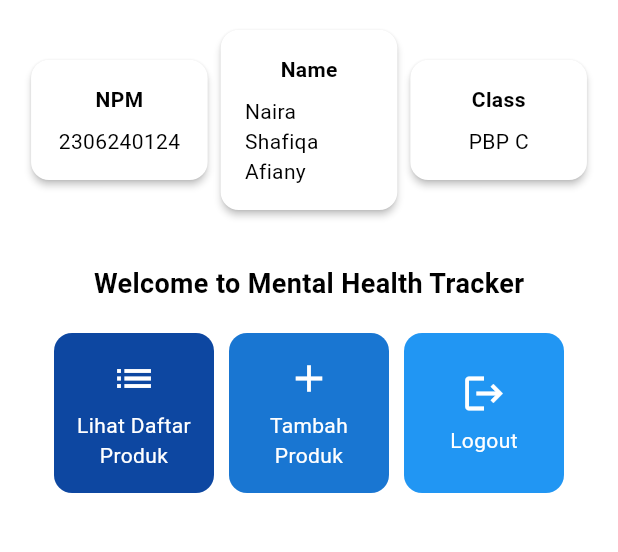
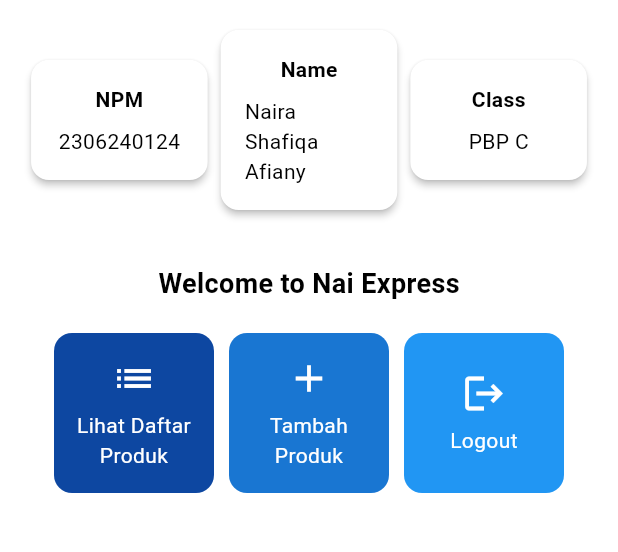
Before and after one commit to nairafiany/nai-express-mobile, a Flutter app: the screen it shows after launch, on a phone screen of 412 x 824 dp, the part 84-636 px from its top. Run offline on Flutter 3.47's test engine with Material 3 defaults, Android fonts, the phone set to English and light mode, and no system bars.

Commit message:
menambahkan pesan welcome

```diff
--- a/lib/menu.dart
+++ b/lib/menu.dart
@@ -61,7 +61,7 @@ class MyHomePage extends StatelessWidget {
                   const Padding(
                     padding: EdgeInsets.only(top: 16.0),
                     child: Text(
-                      'Welcome to Mental Health Tracker',
+                      'Welcome to Nai Express',
                       style: TextStyle(
                         fontWeight: FontWeight.bold,
                         fontSize: 18.0,
```
